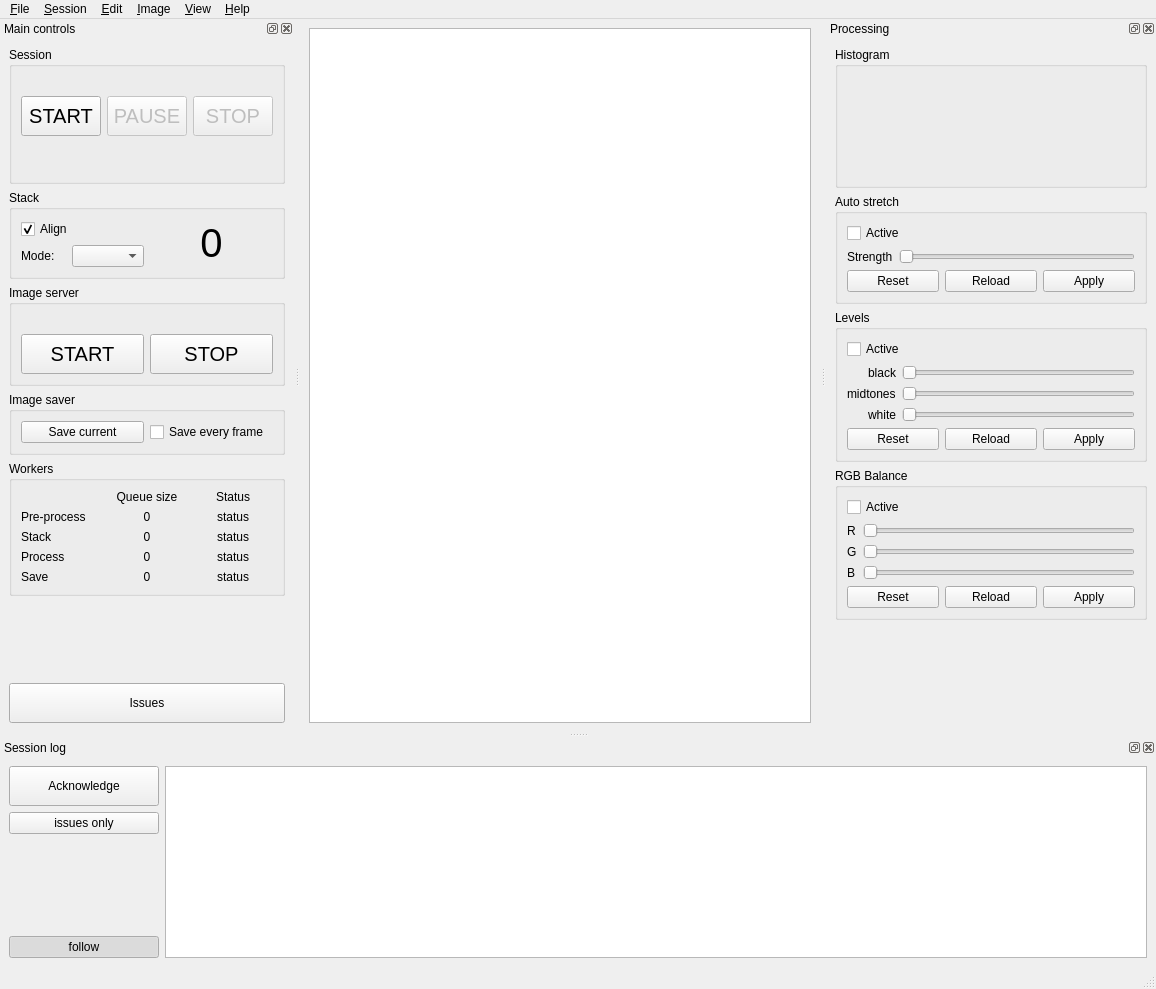
Before: the Qt Designer form src/als/ui/als_ui.ui in gehelem/als, drawn with Qt 5.
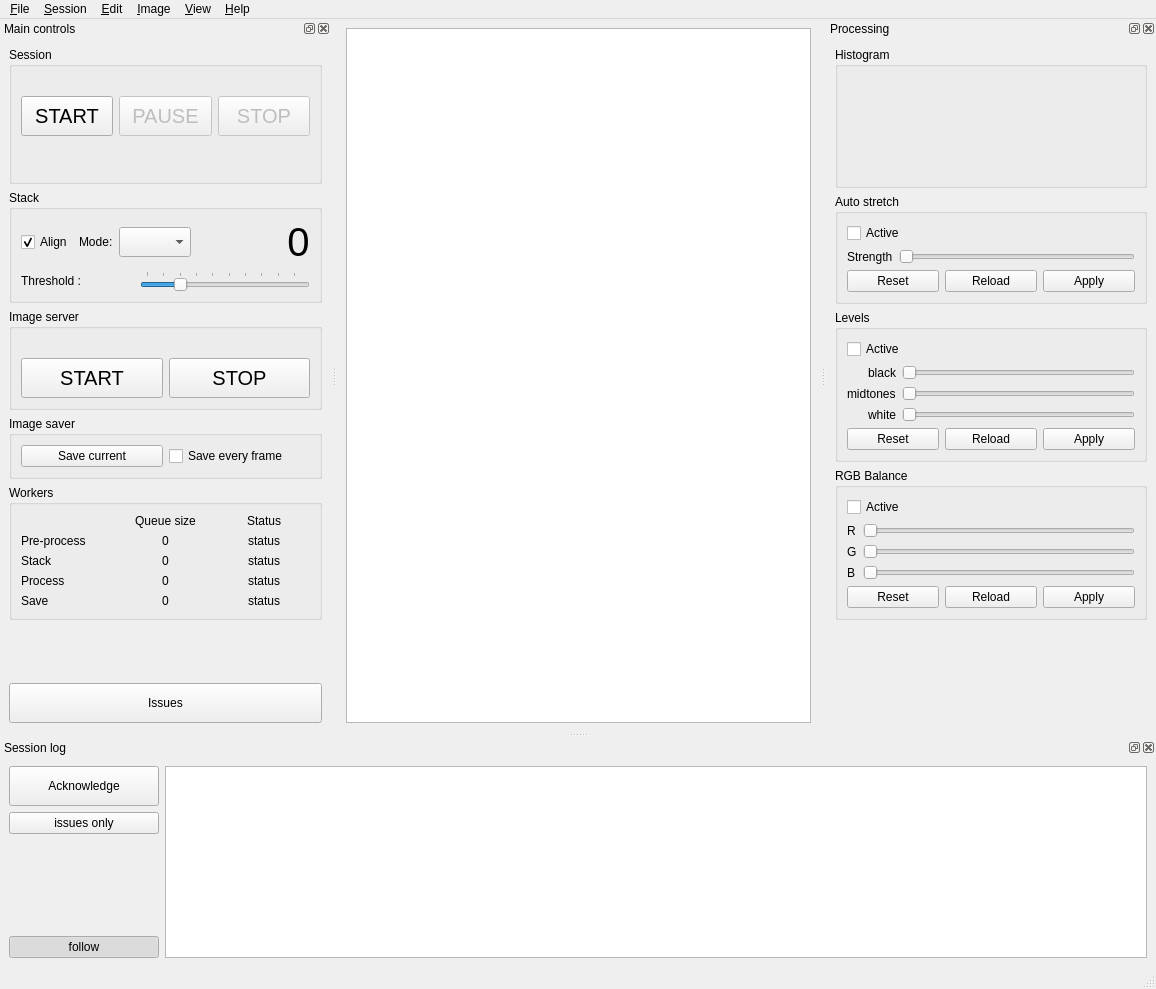
After: the same form once the commit is applied. Custom widgets are drawn as their Qt base class.

Commit message: Move align match threshold control from prefs to main controls dock

Patch:
```diff
--- a/src/als/ui/als_ui.ui
+++ b/src/als/ui/als_ui.ui
@@ -275,10 +275,10 @@
        <property name="title">
         <string>Stack</string>
        </property>
-       <layout class="QHBoxLayout" name="horizontalLayout_2">
-        <item>
          <layout class="QVBoxLayout" name="verticalLayout_11">
           <item>
+         <layout class="QHBoxLayout" name="horizontalLayout_4">
+          <item>
            <widget class="QCheckBox" name="chk_align">
             <property name="maximumSize">
              <size>
@@ -307,8 +307,6 @@
            </widget>
           </item>
           <item>
-           <layout class="QHBoxLayout" name="horizontalLayout_11">
-            <item>
              <widget class="QLabel" name="label_10">
               <property name="text">
                <string>Mode:</string>
@@ -325,9 +323,18 @@
               </property>
              </widget>
             </item>
-           </layout>
-          </item>
-         </layout>
+          <item>
+           <spacer name="horizontalSpacer">
+            <property name="orientation">
+             <enum>Qt::Horizontal</enum>
+            </property>
+            <property name="sizeHint" stdset="0">
+             <size>
+              <width>40</width>
+              <height>20</height>
+             </size>
+            </property>
+           </spacer>
         </item>
         <item>
          <widget class="QLabel" name="lbl_stack_size">
@@ -346,6 +353,67 @@
          </widget>
         </item>
        </layout>
+        </item>
+        <item>
+         <layout class="QHBoxLayout" name="horizontalLayout_2">
+          <item>
+           <widget class="QLabel" name="label_3">
+            <property name="text">
+             <string>Threshold :</string>
+            </property>
+           </widget>
+          </item>
+          <item>
+           <widget class="QLabel" name="lbl_align_threshold">
+            <property name="text">
+             <string notr="true"/>
+            </property>
+           </widget>
+          </item>
+          <item>
+           <spacer name="horizontalSpacer_2">
+            <property name="orientation">
+             <enum>Qt::Horizontal</enum>
+            </property>
+            <property name="sizeHint" stdset="0">
+             <size>
+              <width>40</width>
+              <height>20</height>
+             </size>
+            </property>
+           </spacer>
+          </item>
+          <item>
+           <widget class="QSlider" name="sld_align_threshold">
+            <property name="minimumSize">
+             <size>
+              <width>170</width>
+              <height>0</height>
+             </size>
+            </property>
+            <property name="minimum">
+             <number>5</number>
+            </property>
+            <property name="maximum">
+             <number>100</number>
+            </property>
+            <property name="value">
+             <number>25</number>
+            </property>
+            <property name="orientation">
+             <enum>Qt::Horizontal</enum>
+            </property>
+            <property name="tickPosition">
+             <enum>QSlider::TicksAbove</enum>
+            </property>
+            <property name="tickInterval">
+             <number>10</number>
+            </property>
+           </widget>
+          </item>
+         </layout>
+        </item>
+       </layout>
       </widget>
      </item>
      <item>
```
Left out of the diff: 16 changed lines with no effect on the pictures. Lines whose indentation alone changed are shown as unchanged. The commit also changes 3 other files.
